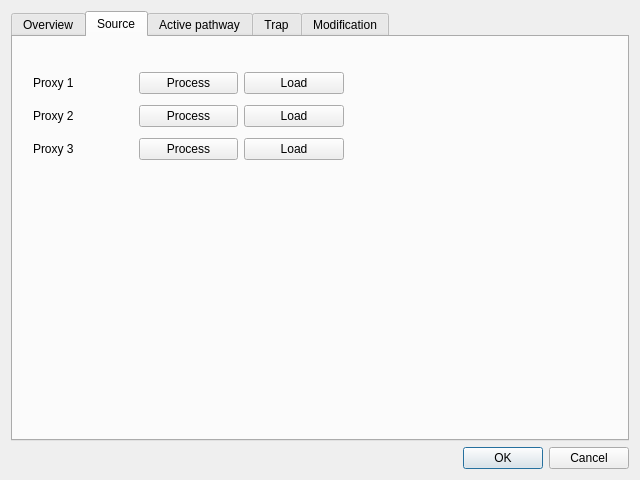
Above: eis_qgis_plugin/resources/ui/wizard_preprocess_window2.ui from GispoCoding/eis_qgis_plugin before the change. Below: the same form after it.
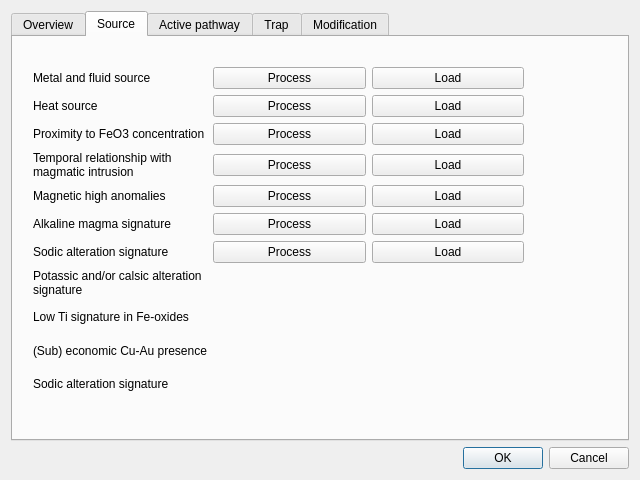
That is the form after the change. The open tabs and pages were chosen to show the change.

Diff of the .ui file:
```diff
--- a/eis_qgis_plugin/resources/ui/wizard_preprocess_window2.ui
+++ b/eis_qgis_plugin/resources/ui/wizard_preprocess_window2.ui
@@ -33,36 +33,15 @@
         <rect>
          <x>20</x>
          <y>30</y>
-         <width>311</width>
-         <height>101</height>
+         <width>491</width>
+         <height>331</height>
         </rect>
        </property>
        <layout class="QGridLayout" name="gridLayout">
-        <item row="1" column="1">
-         <widget class="QPushButton" name="pushButton_13">
+        <item row="6" column="0">
+         <widget class="QLabel" name="label_14">
           <property name="text">
-           <string>Process</string>
-          </property>
-         </widget>
-        </item>
-        <item row="0" column="2">
-         <widget class="QPushButton" name="pushButton_11">
-          <property name="text">
-           <string>Load</string>
-          </property>
-         </widget>
-        </item>
-        <item row="2" column="0">
-         <widget class="QLabel" name="label_9">
-          <property name="text">
-           <string>Proxy 3</string>
-          </property>
-         </widget>
-        </item>
-        <item row="1" column="2">
-         <widget class="QPushButton" name="pushButton_14">
-          <property name="text">
-           <string>Load</string>
+           <string>Sodic alteration signature</string>
           </property>
          </widget>
         </item>
@@ -73,31 +52,182 @@
           </property>
          </widget>
         </item>
-        <item row="0" column="1">
-         <widget class="QPushButton" name="pushButton_6">
+        <item row="6" column="2">
+         <widget class="QPushButton" name="pushButton_24">
           <property name="text">
-           <string>Process</string>
-          </property>
-         </widget>
-        </item>
-        <item row="2" column="1">
-         <widget class="QPushButton" name="pushButton_15">
-          <property name="text">
-           <string>Process</string>
+           <string>Load</string>
           </property>
          </widget>
         </item>
         <item row="1" column="0">
          <widget class="QLabel" name="label_10">
           <property name="text">
-           <string>Proxy 2</string>
+           <string>Heat source</string>
+          </property>
+         </widget>
+        </item>
+        <item row="6" column="1">
+         <widget class="QPushButton" name="pushButton_18">
+          <property name="text">
+           <string>Process</string>
+          </property>
+         </widget>
+        </item>
+        <item row="4" column="1">
+         <widget class="QPushButton" name="pushButton_19">
+          <property name="text">
+           <string>Process</string>
+          </property>
+         </widget>
+        </item>
+        <item row="3" column="2">
+         <widget class="QPushButton" name="pushButton_23">
+          <property name="text">
+           <string>Load</string>
+          </property>
+         </widget>
+        </item>
+        <item row="0" column="1">
+         <widget class="QPushButton" name="pushButton_6">
+          <property name="text">
+           <string>Process</string>
           </property>
          </widget>
         </item>
         <item row="0" column="0">
          <widget class="QLabel" name="label">
           <property name="text">
-           <string>Proxy 1</string>
+           <string>Metal and fluid source</string>
+          </property>
+         </widget>
+        </item>
+        <item row="3" column="0">
+         <widget class="QLabel" name="label_11">
+          <property name="sizePolicy">
+           <sizepolicy hsizetype="Preferred" vsizetype="Minimum">
+            <horstretch>0</horstretch>
+            <verstretch>0</verstretch>
+           </sizepolicy>
+          </property>
+          <property name="text">
+           <string>Temporal relationship with magmatic intrusion</string>
+          </property>
+          <property name="wordWrap">
+           <bool>true</bool>
+          </property>
+         </widget>
+        </item>
+        <item row="0" column="2">
+         <widget class="QPushButton" name="pushButton_11">
+          <property name="text">
+           <string>Load</string>
+          </property>
+         </widget>
+        </item>
+        <item row="5" column="2">
+         <widget class="QPushButton" name="pushButton_22">
+          <property name="text">
+           <string>Load</string>
+          </property>
+         </widget>
+        </item>
+        <item row="9" column="0">
+         <widget class="QLabel" name="label_17">
+          <property name="text">
+           <string>(Sub) economic Cu-Au presence</string>
+          </property>
+         </widget>
+        </item>
+        <item row="7" column="0">
+         <widget class="QLabel" name="label_15">
+          <property name="sizePolicy">
+           <sizepolicy hsizetype="Preferred" vsizetype="Minimum">
+            <horstretch>0</horstretch>
+            <verstretch>0</verstretch>
+           </sizepolicy>
+          </property>
+          <property name="text">
+           <string>Potassic and/or calsic alteration signature</string>
+          </property>
+          <property name="wordWrap">
+           <bool>true</bool>
+          </property>
+         </widget>
+        </item>
+        <item row="1" column="1">
+         <widget class="QPushButton" name="pushButton_13">
+          <property name="text">
+           <string>Process</string>
+          </property>
+         </widget>
+        </item>
+        <item row="4" column="0">
+         <widget class="QLabel" name="label_12">
+          <property name="text">
+           <string>Magnetic high anomalies</string>
+          </property>
+         </widget>
+        </item>
+        <item row="1" column="2">
+         <widget class="QPushButton" name="pushButton_14">
+          <property name="text">
+           <string>Load</string>
+          </property>
+         </widget>
+        </item>
+        <item row="2" column="0">
+         <widget class="QLabel" name="label_9">
+          <property name="text">
+           <string>Proximity to FeO3 concentration</string>
+          </property>
+         </widget>
+        </item>
+        <item row="8" column="0">
+         <widget class="QLabel" name="label_18">
+          <property name="text">
+           <string>Low Ti signature in Fe-oxides</string>
+          </property>
+         </widget>
+        </item>
+        <item row="5" column="0">
+         <widget class="QLabel" name="label_13">
+          <property name="text">
+           <string>Alkaline magma signature</string>
+          </property>
+         </widget>
+        </item>
+        <item row="2" column="1">
+         <widget class="QPushButton" name="pushButton_15">
+          <property name="text">
+           <string>Process</string>
+          </property>
+         </widget>
+        </item>
+        <item row="4" column="2">
+         <widget class="QPushButton" name="pushButton_20">
+          <property name="text">
+           <string>Load</string>
+          </property>
+         </widget>
+        </item>
+        <item row="3" column="1">
+         <widget class="QPushButton" name="pushButton_21">
+          <property name="text">
+           <string>Process</string>
+          </property>
+         </widget>
+        </item>
+        <item row="5" column="1">
+         <widget class="QPushButton" name="pushButton_17">
+          <property name="text">
+           <string>Process</string>
+          </property>
+         </widget>
+        </item>
+        <item row="10" column="0">
+         <widget class="QLabel" name="label_16">
+          <property name="text">
+           <string>Sodic alteration signature</string>
           </property>
          </widget>
         </item>
```
Left out of the diff: 47 changed lines with no effect on the pictures.
